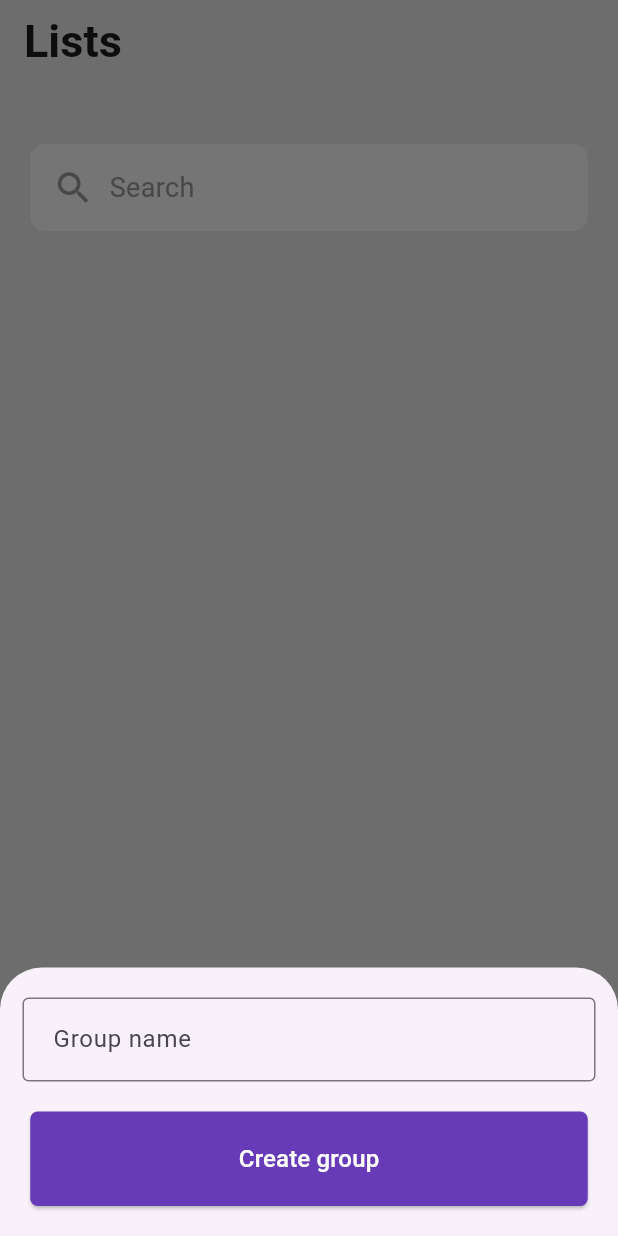
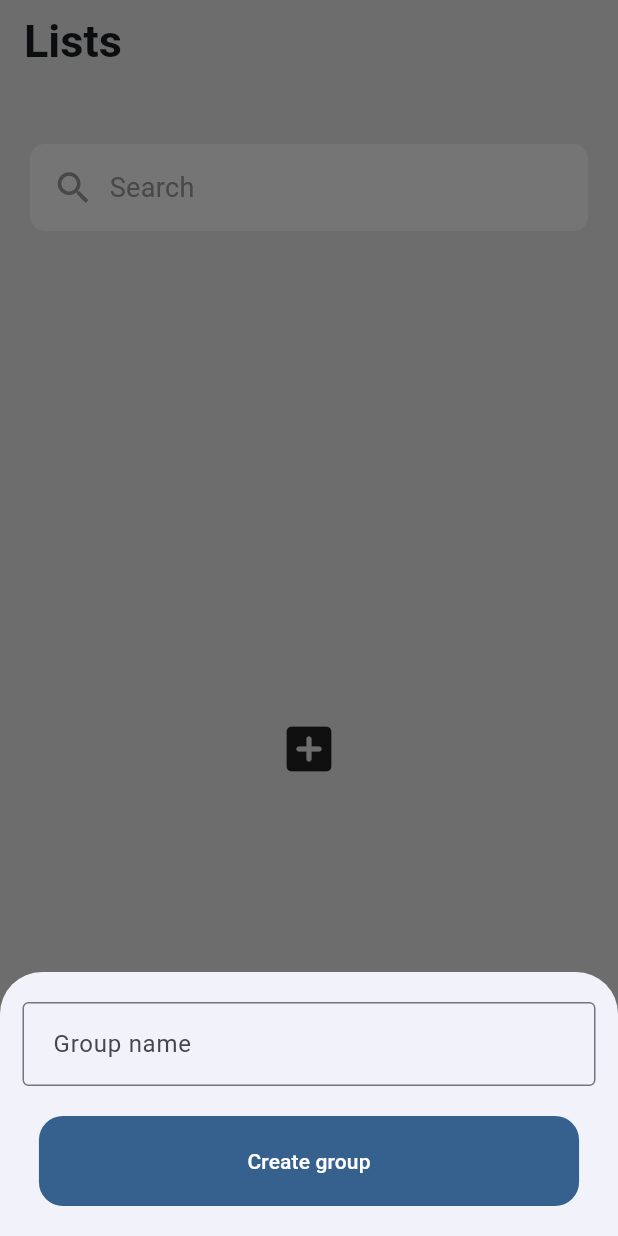
Before and after one commit to aybolekb/todo-app, a Flutter app: the screen it shows after launch, after a tap on the "add" icon, on a phone screen of 412 x 824 dp. Run offline on Flutter 3.47's test engine with Material 2 defaults, Android fonts, the phone set to English and light mode, and no system bars; our stand-ins replace flutter_slidable, hive, hive_flutter; accounts and stored records are empty.

Commit message:
local cache added, bug fixes

```diff
--- a/lib/data.dart
+++ b/lib/data.dart
@@ -1,3 +1,3 @@
-import 'package:todo/model.dart/Group.dart';
+import 'models/group.dart';
 
-List<Group> groups = [];
+List<Group> groupss = [];
--- a/lib/main.dart
+++ b/lib/main.dart
@@ -1,17 +1,20 @@
 import 'package:flutter/material.dart';
-import 'package:hive/hive.dart';
-import 'package:todo/model.dart/Group.dart';
-import 'package:todo/model.dart/Task.dart';
-import 'package:todo/pages/home.dart';
 
 import 'package:hive_flutter/adapters.dart';
+import 'package:todo/pages/home_page.dart';
 
-late Box box;
+import 'models/group.dart';
+import 'models/task.dart';
+
+late Box groups;
+late Box tasks;
+
 void main() async {
   await Hive.initFlutter();
   Hive.registerAdapter(TaskAdapter());
   Hive.registerAdapter(GroupAdapter());
-  box = await Hive.openBox<Group>('groups');
+  groups = await Hive.openBox<Group>('groups');
+  tasks = await Hive.openBox<Task>('tasks');
 
   runApp(const MyApp());
 }
@@ -23,9 +26,10 @@ class MyApp extends StatelessWidget {
   @override
   Widget build(BuildContext context) {
     return MaterialApp(
+      debugShowCheckedModeBanner: false,
       title: 'Flutter Demo',
       theme: ThemeData(
-        colorScheme: ColorScheme.fromSeed(seedColor: Colors.deepPurple),
+        colorSchemeSeed: Colors.blue,
         useMaterial3: true,
       ),
       home: const MyHomePage(),
--- a/lib/model.dart/Group.dart
+++ /dev/null
@@ -1,29 +0,0 @@
-import 'package:hive/hive.dart';
-import 'package:todo/model.dart/Task.dart';
-
-part 'Group.g.dart';
-
-@HiveType(typeId: 0)
-class Group extends HiveObject {
-  @HiveField(0)
-  final String title;
-  @HiveField(1)
-  final List<Task> tasks;
-  Group({required this.title, required this.tasks});
-}
-
-
-// Future<void> openHiveBoxes() async {
-//   await Hive.openBox<Group>('groupss');
-//   await Hive.openBox<Task>('tasks');
-// }
-
-// void saveCategory(Group group) async {
-//   final categoriesBox = await Hive.openBox<Group>('groupss');
-//   categoriesBox.add(group);
-// }
-
-// Future<List<Group>> getCategories() async {
-//   final categoriesBox = await Hive.openBox<Group>('groupss');
-//   return categoriesBox.values.toList();
-// }
--- a/lib/model.dart/Task.dart
+++ /dev/null
@@ -1,15 +0,0 @@
-import 'package:hive/hive.dart';
-
-part 'Task.g.dart';
-
-@HiveType(typeId: 1)
-class Task {
-  @HiveField(0)
-  final String title;
-  @HiveField(1)
-  final int id;
-  @HiveField(2)
-  bool isCompleted;
-
-  Task(this.title, this.id, {this.isCompleted = false});
-}
--- /dev/null
+++ b/lib/models/group.dart
@@ -0,0 +1,10 @@
+import 'package:hive/hive.dart';
+
+part 'group.g.dart';
+
+@HiveType(typeId: 0)
+class Group extends HiveObject {
+  @HiveField(0)
+  final String title;
+  Group({required this.title});
+}
--- a/lib/pages/home.dart
+++ b/lib/pages/home_page.dart
@@ -1,7 +1,6 @@
 import 'package:flutter/material.dart';
-import 'package:todo/data.dart';
-import 'package:todo/hive.dart';
-import 'package:todo/model.dart/Group.dart';
+import 'package:todo/main.dart';
+import 'package:todo/models/group.dart';
 import 'package:todo/utils/container_view.dart';
 
 class MyHomePage extends StatefulWidget {
@@ -32,8 +31,6 @@ class _MyHomePageState extends State<MyHomePage> {
         onPressed: () {
           _showBottomSheet(context);
         },
-        backgroundColor: Colors.deepPurple,
-        foregroundColor: Colors.white,
         tooltip: 'Increment',
         child: const Icon(
           Icons.add,
@@ -71,22 +68,23 @@ class _MyHomePageState extends State<MyHomePage> {
                   const SizedBox(
                     height: 20,
                   ),
-                  ElevatedButton(
+
+                  FilledButton(
                       onPressed: () {
+                        groups.add(Group(title: textController2.text));
                         Navigator.pop(context);
                       },
-                      style: ElevatedButton.styleFrom(
-                          backgroundColor: Colors.deepPurple,
-                          shape: const RoundedRectangleBorder(
-                              borderRadius:
-                                  BorderRadius.all(Radius.circular(5)))),
+                      style: FilledButton.styleFrom(
+                        shape: const RoundedRectangleBorder(
+                          borderRadius: BorderRadius.all(
+                            Radius.circular(16),
+                          ),
+                        ),
+                      ),
                       child: const Padding(
                         padding:
                             EdgeInsets.symmetric(vertical: 20, horizontal: 115),
-                        child: Text(
-                          "Create group",
-                          style: TextStyle(color: Colors.white, fontSize: 16),
-                        ),
+                        child: Text("Create group"),
                       )),
                   const SizedBox(
                     height: 20,
--- a/lib/utils/container_view.dart
+++ b/lib/utils/container_view.dart
@@ -1,38 +1,11 @@
 import 'package:flutter/material.dart';
-import 'package:todo/data.dart';
-import 'package:todo/model.dart/Group.dart';
+import 'package:hive_flutter/adapters.dart';
 import 'package:todo/utils/card_list.dart';
 
+import '../main.dart';
+
 class ContainerView extends StatelessWidget {
-  ContainerView({super.key});
-
-  final List<Map<String, dynamic>> itemList = [
-    {
-      "name": "Work",
-      "description": "16 task 4 completed",
-      "value": 0.6,
-    },
-    {
-      "name": "Study",
-      "description": "10 chapters 7 completed",
-      "value": 0.7,
-    },
-    {
-      "name": "Exercise",
-      "description": "3 miles run",
-      "value": 0.3,
-    },
-    {
-      "name": "Hobby",
-      "description": "Painting",
-      "value": 0.4,
-    },
-    {
-      "name": "Chores",
-      "description": "House cleaning",
-      "value": 0.2,
-    },
-  ];
+  const ContainerView({super.key});
 
   @override
   Widget build(BuildContext context) {
@@ -49,8 +22,8 @@ class ContainerView extends StatelessWidget {
               color: Colors.white,
               borderRadius: BorderRadius.all(Radius.circular(10)),
             ),
-            child: const Row(
-              children: [
+            child: Row(
+              children: const [
                 Icon(
                   Icons.search,
                   size: 28,
@@ -70,24 +43,32 @@ class ContainerView extends StatelessWidget {
             height: 20,
           ),
           Expanded(
-              child: GridView.builder(
+              child: ValueListenableBuilder(
+                  valueListenable: groups.listenable(),
+                  builder: (context, value, child) {
+                    if (value.length == 0) {
+                      return const Icon(Icons.add_box_rounded, size: 40);
+                    }
+                    return GridView.builder(
                       itemCount: groups.length,
-            gridDelegate: const SliverGridDelegateWithFixedCrossAxisCount(
+                      gridDelegate:
+                          const SliverGridDelegateWithFixedCrossAxisCount(
                         crossAxisCount: 2,
                         mainAxisSpacing: 25.0,
                         childAspectRatio: 1.5,
                         crossAxisSpacing: 18.0,
                       ),
                       itemBuilder: (BuildContext context, int index) {
-              final item = groups[index];
+                        final item = value.getAt(index);
                         return CardList(
                           name: item.title,
                           description: "kndw",
                           value: 30,
-                group: groups[index],
+                          group: item,
                         );
                       },
-          )),
+                    );
+                  })),
         ],
       ),
     );
--- a/pubspec.yaml
+++ b/pubspec.yaml
@@ -19,7 +19,7 @@ publish_to: 'none' # Remove this line if you wish to publish to pub.dev
 version: 1.0.0+1
 
 environment:
-  sdk: '>=3.0.5 <4.0.0'
+  sdk: '>=2.19.4 <4.0.0'
 
 # Dependencies specify other packages that your package needs in order to work.
 # To automatically upgrade your package dependencies to the latest versions
```
Also changed, not shown: lib/models/task.dart (added, +21 -0 lines), lib/pages/GroupPage.dart (deleted, +0 -197 lines), lib/pages/task_page.dart (added, +213 -0 lines), lib/utils/card_list.dart (+4 -3 lines), lib/hive.dart (deleted), lib/models/group.g.dart, lib/models/task.g.dart, pubspec.lock, 18 other files. Lines whose indentation alone changed are shown as unchanged.
